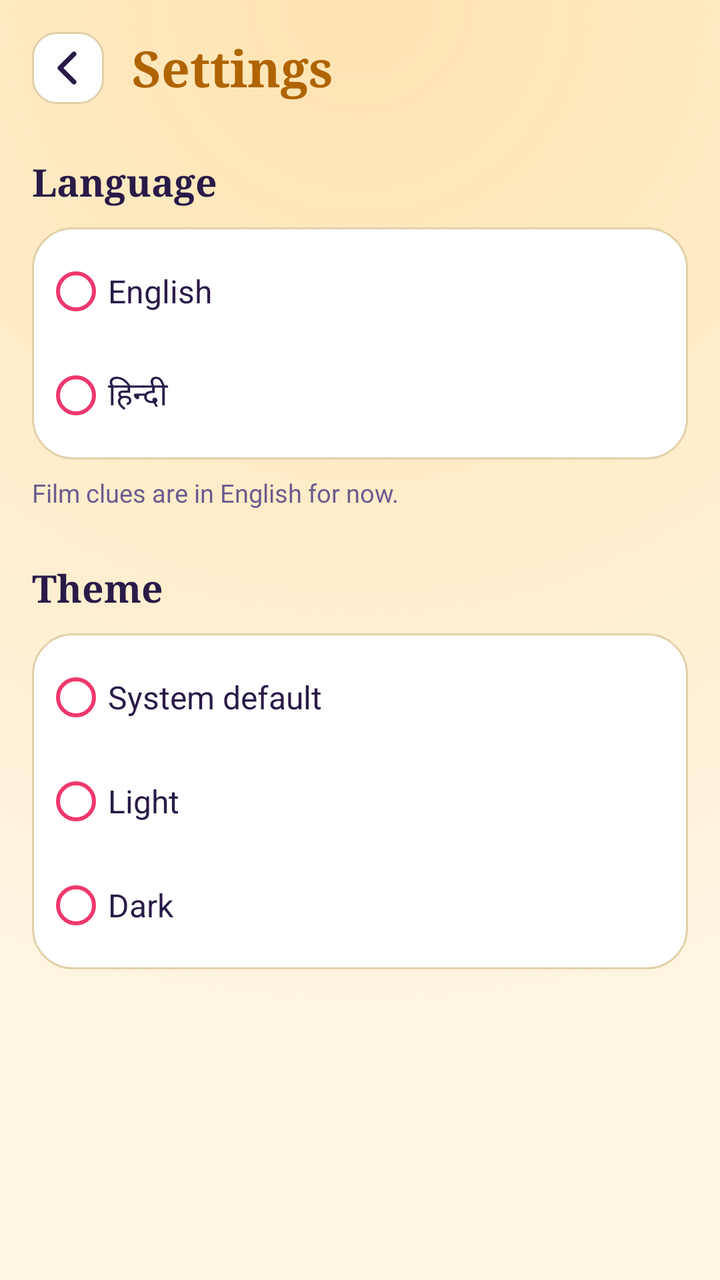
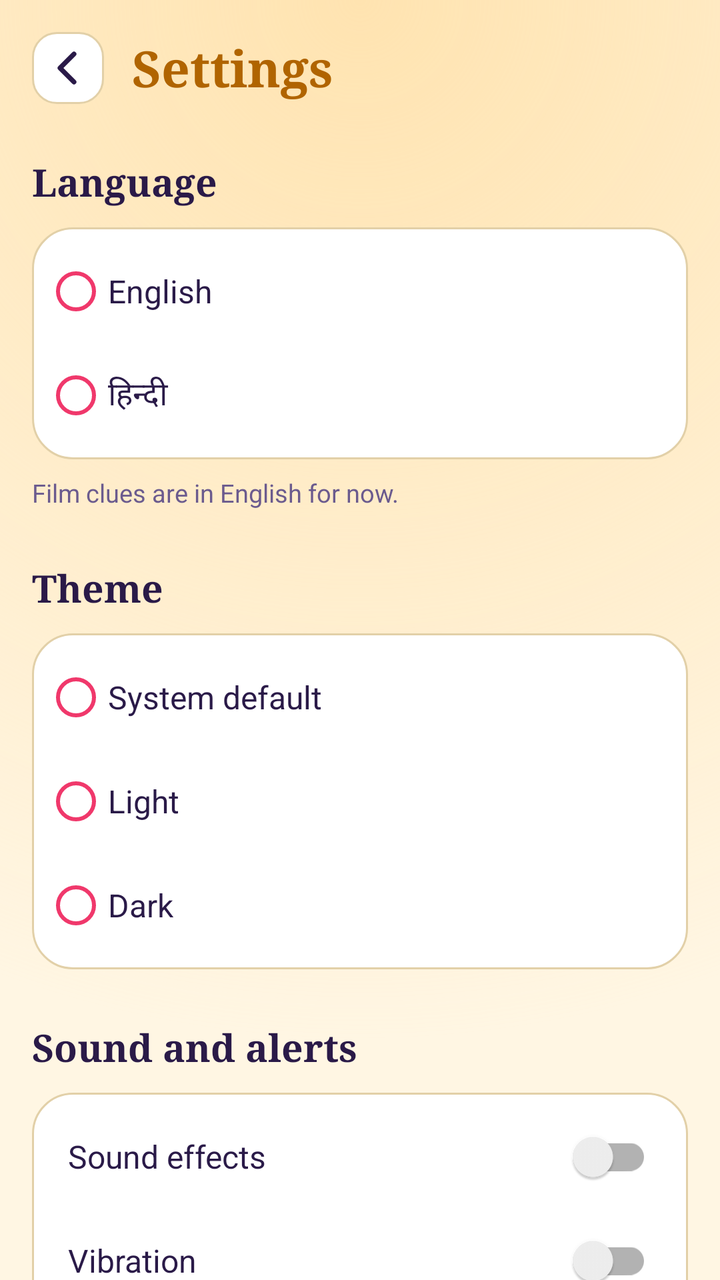

Two renders of the same Android screen: before a commit and after it. Below are the layout's source before the change and the commit's diff.
<!-- AndroidManifest.xml: application theme Theme.Filmi -->
<!-- res/layout/activity_settings.xml -->
<?xml version="1.0" encoding="utf-8"?>
<ScrollView xmlns:android="http://schemas.android.com/apk/res/android"
    android:layout_width="match_parent"
    android:layout_height="match_parent"
    android:background="@drawable/bg_screen"
    android:fillViewport="true"
    android:scrollbars="none">

    <LinearLayout
        android:layout_width="match_parent"
        android:layout_height="wrap_content"
        android:orientation="vertical"
        android:padding="16dp">

        <LinearLayout
            android:layout_width="match_parent"
            android:layout_height="wrap_content"
            android:gravity="center_vertical"
            android:orientation="horizontal">

            <ImageButton
                android:id="@+id/btnBack"
                android:layout_width="36dp"
                android:layout_height="36dp"
                android:background="@drawable/bg_iconbtn"
                android:contentDescription="@string/back"
                android:padding="9dp"
                android:src="@drawable/ic_back"
                android:tint="@color/text" />

            <TextView
                android:layout_width="wrap_content"
                android:layout_height="wrap_content"
                android:layout_marginStart="14dp"
                android:fontFamily="serif"
                android:text="@string/settings"
                android:textColor="@color/accent"
                android:textSize="25sp"
                android:textStyle="bold" />
        </LinearLayout>

        
        <TextView
            android:layout_width="match_parent"
            android:layout_height="wrap_content"
            android:layout_marginTop="26dp"
            android:fontFamily="serif"
            android:text="@string/settings_language"
            android:textColor="@color/text"
            android:textSize="19sp"
            android:textStyle="bold" />

        <RadioGroup
            android:id="@+id/langGroup"
            android:layout_width="match_parent"
            android:layout_height="wrap_content"
            android:layout_marginTop="10dp"
            android:background="@drawable/bg_pill"
            android:orientation="vertical"
            android:padding="6dp">

            <RadioButton
                android:id="@+id/langEn"
                android:layout_width="match_parent"
                android:layout_height="52dp"
                android:buttonTint="@color/rani"
                android:text="@string/lang_en"
                android:textColor="@color/text"
                android:textSize="16sp" />

            <RadioButton
                android:id="@+id/langHi"
                android:layout_width="match_parent"
                android:layout_height="52dp"
                android:buttonTint="@color/rani"
                android:text="@string/lang_hi"
                android:textColor="@color/text"
                android:textSize="16sp" />
        </RadioGroup>

        <TextView
            android:layout_width="match_parent"
            android:layout_height="wrap_content"
            android:layout_marginTop="8dp"
            android:text="@string/settings_note"
            android:textColor="@color/dim"
            android:textSize="12.5sp" />

        
        <TextView
            android:layout_width="match_parent"
            android:layout_height="wrap_content"
            android:layout_marginTop="26dp"
            android:fontFamily="serif"
            android:text="@string/settings_theme"
            android:textColor="@color/text"
            android:textSize="19sp"
            android:textStyle="bold" />

        <RadioGroup
            android:id="@+id/themeGroup"
            android:layout_width="match_parent"
            android:layout_height="wrap_content"
            android:layout_marginTop="10dp"
            android:background="@drawable/bg_pill"
            android:orientation="vertical"
            android:padding="6dp">

            <RadioButton
                android:id="@+id/themeSystem"
                android:layout_width="match_parent"
                android:layout_height="52dp"
                android:buttonTint="@color/rani"
                android:text="@string/theme_system"
                android:textColor="@color/text"
                android:textSize="16sp" />

            <RadioButton
                android:id="@+id/themeLight"
                android:layout_width="match_parent"
                android:layout_height="52dp"
                android:buttonTint="@color/rani"
                android:text="@string/theme_light"
                android:textColor="@color/text"
                android:textSize="16sp" />

            <RadioButton
                android:id="@+id/themeDark"
                android:layout_width="match_parent"
                android:layout_height="52dp"
                android:buttonTint="@color/rani"
                android:text="@string/theme_dark"
                android:textColor="@color/text"
                android:textSize="16sp" />
        </RadioGroup>
    </LinearLayout>
</ScrollView>
<!-- resources referenced by this layout -->
<resources>
  <color name="accent">#B06400</color>
  <color name="dim">#6B5B8E</color>
  <color name="rani">#F0386B</color>
  <color name="text">#2A1A48</color>
  <!-- drawable bg_iconbtn (drawable) -->
  <?xml version="1.0" encoding="utf-8"?>
  <shape xmlns:android="http://schemas.android.com/apk/res/android"><solid android:color="@color/surface"/><stroke android:width="1dp" android:color="@color/outline"/><corners android:radius="12dp"/></shape>
  <!-- drawable bg_pill (drawable) -->
  <?xml version="1.0" encoding="utf-8"?>
  <shape xmlns:android="http://schemas.android.com/apk/res/android"><solid android:color="@color/surface"/><stroke android:width="1dp" android:color="@color/outline"/><corners android:radius="20dp"/></shape>
  <!-- drawable bg_screen (drawable) -->
  <?xml version="1.0" encoding="utf-8"?>
  <layer-list xmlns:android="http://schemas.android.com/apk/res/android">
      <item><shape><solid android:color="@color/bg"/></shape></item>
      <item><shape><gradient android:type="radial" android:gradientRadius="520dp" android:centerX="0.5" android:centerY="0" android:startColor="@color/glow" android:endColor="@color/bg_clear"/></shape></item>
  </layer-list>
  <!-- drawable ic_back (drawable) -->
  <?xml version="1.0" encoding="utf-8"?>
  <vector xmlns:android="http://schemas.android.com/apk/res/android" android:width="24dp" android:height="24dp" android:viewportWidth="24" android:viewportHeight="24">
      <path android:fillColor="#00000000" android:strokeColor="#FFFFFF" android:strokeWidth="2.4" android:strokeLineCap="round" android:strokeLineJoin="round" android:pathData="M15,5l-7,7 7,7"/>
  </vector>
  <string name="back">Back</string>
  <string name="lang_en">English</string>
  <string name="lang_hi">हिन्दी</string>
  <string name="settings">Settings</string>
  <string name="settings_language">Language</string>
  <string name="settings_note">Film clues are in English for now.</string>
  <string name="settings_theme">Theme</string>
  <string name="theme_dark">Dark</string>
  <string name="theme_light">Light</string>
  <string name="theme_system">System default</string>
  <style name="Theme.Filmi" parent="Theme.AppCompat.DayNight.NoActionBar">
          <item name="android:windowBackground">@color/bg</item>
          <item name="android:statusBarColor">@color/bg</item>
          <item name="android:navigationBarColor">@color/bg</item>
          <item name="android:windowLightStatusBar">@bool/light_bars</item>
          <item name="android:windowLightNavigationBar">@bool/light_bars</item>
          <item name="android:textColor">@color/text</item>
          <item name="colorPrimary">@color/marigold</item>
          <item name="colorAccent">@color/rani</item>
      </style>
  <color name="surface">#FFFFFF</color>
  <color name="outline">#E2D0A8</color>
  <color name="bg">#FFF6E3</color>
  <color name="glow">#FFE3B0</color>
  <color name="bg_clear">#00FFF6E3</color>
  <color name="marigold">#FFB224</color>
</resources>

<!-- the commit's change to res/layout/activity_settings.xml (unified diff, before → after) -->
@@ -133,5 +133,55 @@
                 android:textColor="@color/text"
                 android:textSize="16sp" />
         </RadioGroup>
+
+        
+        <TextView
+            android:layout_width="match_parent"
+            android:layout_height="wrap_content"
+            android:layout_marginTop="26dp"
+            android:fontFamily="serif"
+            android:text="@string/settings_alerts"
+            android:textColor="@color/text"
+            android:textSize="19sp"
+            android:textStyle="bold" />
+
+        <LinearLayout
+            android:layout_width="match_parent"
+            android:layout_height="wrap_content"
+            android:layout_marginTop="10dp"
+            android:background="@drawable/bg_pill"
+            android:orientation="vertical"
+            android:padding="6dp">
+
+            <androidx.appcompat.widget.SwitchCompat
+                android:id="@+id/switchSound"
+                android:layout_width="match_parent"
+                android:layout_height="52dp"
+                android:paddingStart="12dp"
+                android:paddingEnd="12dp"
+                android:text="@string/setting_sound"
+                android:textColor="@color/text"
+                android:textSize="16sp" />
+
+            <androidx.appcompat.widget.SwitchCompat
+                android:id="@+id/switchVibration"
+                android:layout_width="match_parent"
+                android:layout_height="52dp"
+                android:paddingStart="12dp"
+                android:paddingEnd="12dp"
+                android:text="@string/setting_vibration"
+                android:textColor="@color/text"
+                android:textSize="16sp" />
+
+            <androidx.appcompat.widget.SwitchCompat
+                android:id="@+id/switchReminder"
+                android:layout_width="match_parent"
+                android:layout_height="52dp"
+                android:paddingStart="12dp"
+                android:paddingEnd="12dp"
+                android:text="@string/setting_reminder"
+                android:textColor="@color/text"
+                android:textSize="16sp" />
+        </LinearLayout>
     </LinearLayout>
 </ScrollView>
<!-- resource entries referenced after the edit -->
@@ -24,7 +24,11 @@
   <string name="back">Back</string>
   <string name="lang_en">English</string>
   <string name="lang_hi">हिन्दी</string>
+  <string name="setting_reminder">Daily reminder at 7 pm</string>
+  <string name="setting_sound">Sound effects</string>
+  <string name="setting_vibration">Vibration</string>
   <string name="settings">Settings</string>
+  <string name="settings_alerts">Sound and alerts</string>
   <string name="settings_language">Language</string>
   <string name="settings_note">Film clues are in English for now.</string>
   <string name="settings_theme">Theme</string>
